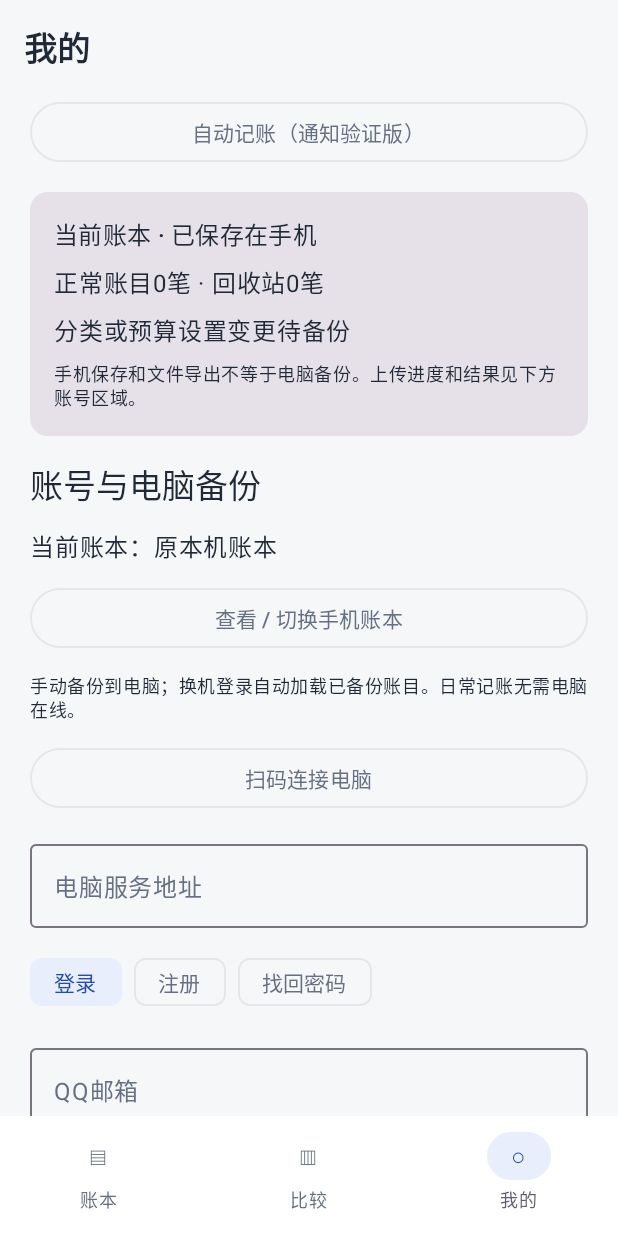
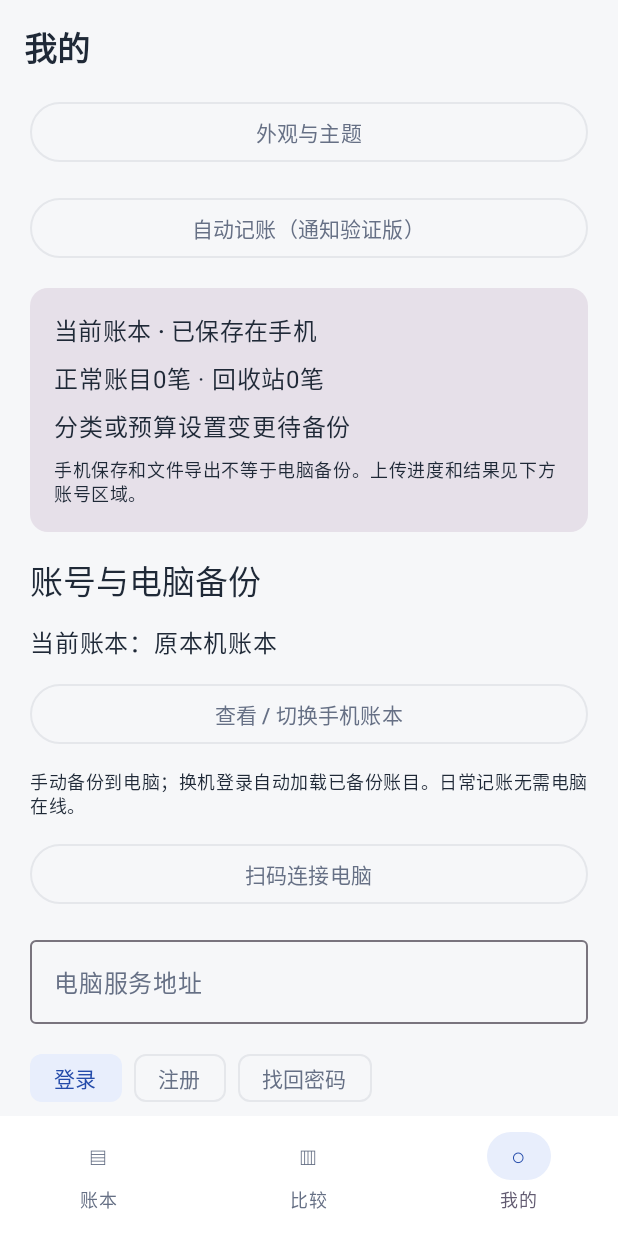
Before and after one commit to wambiton/daily-ledger, an Android app built with Jetpack Compose: the screen it shows after launch (MainActivity), item 3 of the bottom bar chosen, on a phone screen of 412 x 824 dp. Run offline under Robolectric (Android 15) with nearby library versions, the phone set to English and light mode, and no system bars; our stand-ins replace Room's generated code; libraries missing offline, so code that uses them is left out: com.journeyapps.barcodescanner; 3 statements that could not run were skipped.

Commit message:
feat: add persistent winter anime theme with original theme switch
39 JVM tests, 28 device tests, build and lint passed. Verified 93 original databases unchanged and theme survives restart. Existing notification listener reconnect limitation documented.

```diff
--- a/android/app/build.gradle.kts
+++ b/android/app/build.gradle.kts
@@ -11,8 +11,8 @@ android {
         applicationId = "com.personal.ledger"
         minSdk = 26
         targetSdk = 35
-        versionCode = 12
-        versionName = "0.7.1-notice-preview"
+        versionCode = 13
+        versionName = "0.7.2-themes"
         testInstrumentationRunner = "androidx.test.runner.AndroidJUnitRunner"
     }
     compileOptions { sourceCompatibility = JavaVersion.VERSION_17; targetCompatibility = JavaVersion.VERSION_17 }
--- a/android/app/src/main/java/com/personal/ledger/ui/LedgerApp.kt
+++ b/android/app/src/main/java/com/personal/ledger/ui/LedgerApp.kt
@@ -55,6 +55,7 @@ fun LedgerApp(vm: LedgerViewModel = viewModel(), autoOpenRequest: Long = 0, exte
     var newCategory by rememberSaveable { mutableStateOf(false) }
     var categoryName by rememberSaveable { mutableStateOf("") }
     var categoryError by rememberSaveable { mutableStateOf<String?>(null) }
+    val winter = LocalAppearance.current.selected == LedgerAppearance.WINTER
     val context = LocalContext.current
     LaunchedEffect(autoOpenRequest) { if(autoOpenRequest != 0L) route="automatic" }
     val snackbar = remember { SnackbarHostState() }
@@ -94,7 +95,7 @@ fun LedgerApp(vm: LedgerViewModel = viewModel(), autoOpenRequest: Long = 0, exte
         containerColor = MaterialTheme.colorScheme.background,
         snackbarHost = { SnackbarHost(snackbar) },
         topBar = { TopAppBar(
-            title = { Text(when(route) { "choose" -> "选择分类"; "form" -> if(entryId == null) "记一笔" else "编辑账目"; "detail" -> "账目详情"; "manage" -> "分类管理"; "automatic" -> "自动记账"; "budget" -> "预算计划"; "search" -> "搜索与筛选"; "trash" -> "回收站"; "files" -> "文件导入导出"; else -> when(tab) { 0 -> "账本"; 1 -> "比较"; else -> "我的" } }, fontWeight = FontWeight.Bold) },
+            title = { Text(when(route) { "choose" -> "选择分类"; "form" -> if(entryId == null) "记一笔" else "编辑账目"; "detail" -> "账目详情"; "manage" -> "分类管理"; "appearance" -> "外观与主题"; "automatic" -> "自动记账"; "budget" -> "预算计划"; "search" -> "搜索与筛选"; "trash" -> "回收站"; "files" -> "文件导入导出"; else -> when(tab) { 0 -> "账本"; 1 -> "比较"; else -> "我的" } }, fontWeight = FontWeight.Bold) },
             navigationIcon = { if(route != "home") TextButton(onClick = { leave() }, enabled = !busy) { Text("返回") } },
             actions = { if(route == "home" && tab == 0) Text("本地保存", modifier = Modifier.padding(end = 20.dp), style = MaterialTheme.typography.labelMedium) },
             colors = TopAppBarDefaults.topAppBarColors(containerColor = MaterialTheme.colorScheme.background)
@@ -114,6 +115,7 @@ fun LedgerApp(vm: LedgerViewModel = viewModel(), autoOpenRequest: Long = 0, exte
                 if(!busy) Button(onClick = { vm.initialize() }) { Text("重试") }
             } else when(route) {
                 "home" -> if(tab == 0) {
+                    if(winter) WinterHome(vm.owner, entries, categories, vm) { route="budget" }
                     OutlinedButton(onClick = { route = "search" }, modifier = Modifier.fillMaxWidth().testTag("open-search")) { Text("搜索与筛选") }
                     OutlinedButton(onClick = { route = "budget" }, modifier = Modifier.fillMaxWidth().testTag("open-budget")) { Text("预算计划与提醒") }
                     val budgetAlerts by vm.budgetNotices.collectAsStateWithLifecycle()
@@ -121,7 +123,7 @@ fun LedgerApp(vm: LedgerViewModel = viewModel(), autoOpenRequest: Long = 0, exte
                     if(budgetPlans.any {it.endMonth < YearMonth.from(today).toString() && !it.renewalDismissed}) Text("预算计划已到期，请进入预算页面安排下一期")
                     if(budgetAlerts.isNotEmpty()) Text("${budgetAlerts.size}项预算达到提醒阈值，点击预算计划查看", color=MaterialTheme.colorScheme.error)
                     DayCard("今天 · ${today.monthValue}月${today.dayOfMonth}日", entries.filter { it.date == today.toString() }, byId,
-                        onEntry = { detailFromSearch = false; detailId = it.id; route = "detail" }, compact = true, reveal = selectedDate == today.toString())
+                        onEntry = { detailFromSearch = false; detailId = it.id; route = "detail" }, compact = true, reveal = !winter && selectedDate == today.toString())
                     CalendarCard(YearMonth.parse(monthText), LocalDate.parse(selectedDate), entries.map { it.date }.toSet(),
                         onMonth = { monthText = it.toString() },
                         onJump = { chooseDate(selectedDate) { selectedDate = it.toString(); monthText = YearMonth.from(it).toString() } },
@@ -137,6 +139,7 @@ fun LedgerApp(vm: LedgerViewModel = viewModel(), autoOpenRequest: Long = 0, exte
                         ComparisonScreen(entries, categories) { detailFromSearch = false; detailId = it.id; route = "detail" }
                     }
                 } else {
+                    OutlinedButton(onClick={route="appearance"},modifier=Modifier.fillMaxWidth().testTag("open-appearance")) {Text("外观与主题")}
                     OutlinedButton(onClick={route="automatic"},modifier=Modifier.fillMaxWidth().testTag("open-automatic")) {Text("自动记账（通知验证版）")}
                     BackupStatusCard(vm)
                     if(accountContent != null) {
@@ -155,6 +158,7 @@ fun LedgerApp(vm: LedgerViewModel = viewModel(), autoOpenRequest: Long = 0, exte
                 "search" -> screenState.SaveableStateProvider("search") {
                     SearchScreen(entries, categories, vm.owner) { detailFromSearch = true; detailId = it.id; route = "detail" }
                 }
+                "appearance" -> AppearanceScreen()
                 "automatic" -> AutoEntryScreen(vm)
                 "budget" -> BudgetScreen(vm,busy)
                 "trash" -> TrashScreen(vm, byId, busy)
--- a/android/app/src/main/java/com/personal/ledger/ui/Theme.kt
+++ b/android/app/src/main/java/com/personal/ledger/ui/Theme.kt
@@ -1,7 +1,10 @@
 package com.personal.ledger.ui
 
 import androidx.compose.material3.*
-import androidx.compose.runtime.Composable
+import androidx.compose.runtime.*
+import android.content.SharedPreferences
+import android.content.Context
+import androidx.compose.ui.platform.LocalContext
 import androidx.compose.ui.graphics.Color
 
 private val LedgerColors = lightColorScheme(
@@ -13,6 +16,38 @@ private val LedgerColors = lightColorScheme(
     onBackground = Color(0xFF1F2937), onSurface = Color(0xFF1F2937),
     onSurfaceVariant = Color(0xFF667085), outlineVariant = Color(0xFFE5E7EB),
 )
-@Composable fun LedgerTheme(content: @Composable () -> Unit) {
-    MaterialTheme(colorScheme = LedgerColors, content = content)
+enum class LedgerAppearance(val title: String) { DEFAULT("默认主题"), WINTER("雪乃·冬日") }
+data class AppearanceState(val selected: LedgerAppearance, val select: (LedgerAppearance) -> Unit)
+val LocalAppearance = staticCompositionLocalOf { AppearanceState(LedgerAppearance.DEFAULT, {}) }
+private val WinterColors = LedgerColors.copy(
+    primary=Color(0xFF316AB6), onPrimary=Color.White,
+    primaryContainer=Color(0xFFDCEBFC), onPrimaryContainer=Color(0xFF1C416F),
+    secondaryContainer=Color(0xFFDCEBFC), onSecondaryContainer=Color(0xFF1C416F),
+    background=Color(0xFFEDF4FB), surface=Color(0xFFFCFDFF),
+    surfaceContainer=Color(0xFFF5F9FF), onBackground=Color(0xFF203655),
+    onSurface=Color(0xFF203655), onSurfaceVariant=Color(0xFF536783),
+    outline=Color(0xFF71839B), outlineVariant=Color(0xFFD6E3F2)
+)
+fun readAppearance(prefs: SharedPreferences) = LedgerAppearance.entries.firstOrNull {
+    it.name == prefs.getString("theme", null)
+} ?: LedgerAppearance.DEFAULT
+@Composable fun LedgerTheme(
+    preferences: SharedPreferences = LocalContext.current.getSharedPreferences("appearance", Context.MODE_PRIVATE),
+    content: @Composable () -> Unit
+) {
+    var selected by remember(preferences) { mutableStateOf(readAppearance(preferences)) }
+    DisposableEffect(preferences) {
+        val listener=SharedPreferences.OnSharedPreferenceChangeListener { _, key ->
+            if(key=="theme") selected=readAppearance(preferences)
+        }
+        preferences.registerOnSharedPreferenceChangeListener(listener)
+        selected=readAppearance(preferences)
+        onDispose { preferences.unregisterOnSharedPreferenceChangeListener(listener) }
+    }
+    CompositionLocalProvider(LocalAppearance provides AppearanceState(selected) {
+        preferences.edit().putString("theme",it.name).apply()
+        selected=it
+    }) {
+        MaterialTheme(colorScheme=if(selected==LedgerAppearance.WINTER) WinterColors else LedgerColors,content=content)
+    }
 }
```
Also changed, not shown: android/app/src/main/java/com/personal/ledger/ui/AppearanceScreen.kt (added, +82 -0 lines), 6 other files.
